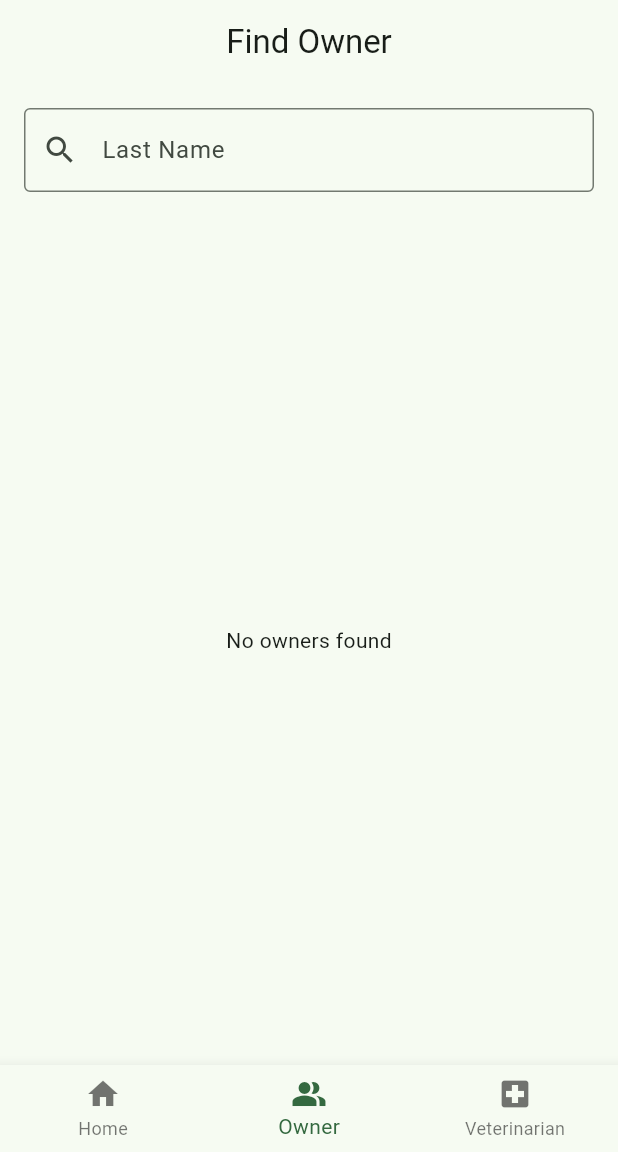
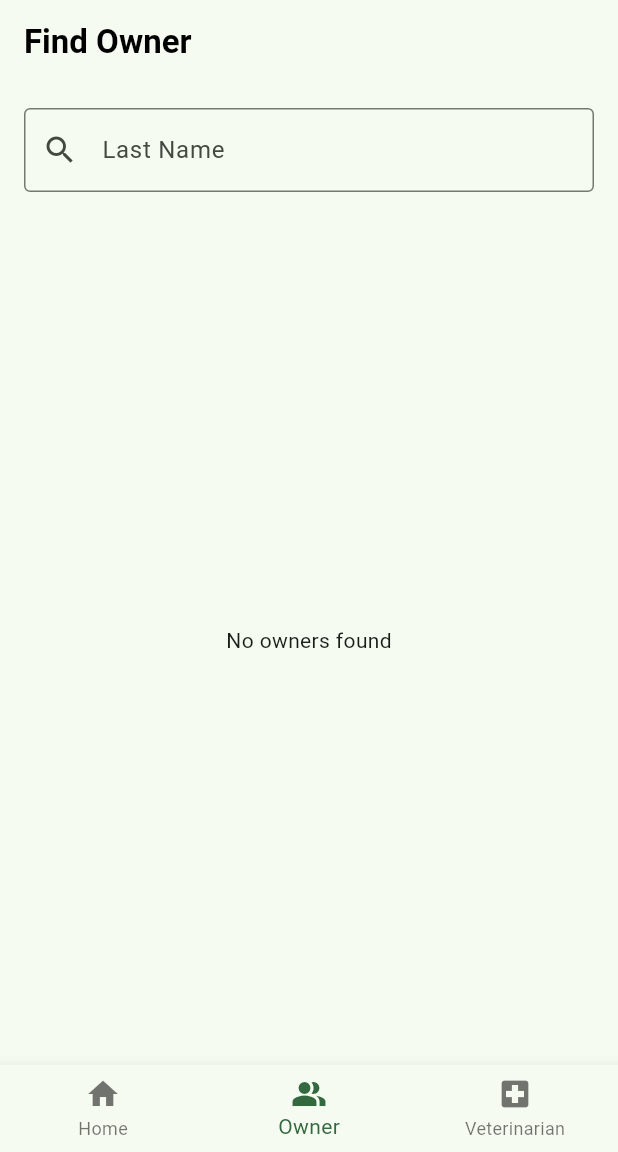
Before and after one commit to dcfrancisco/flutter-petclinic, a Flutter app: the screen it shows after launch, item 2 of the bottom bar chosen, on a phone screen of 412 x 824 dp, the part 84-1236 px from its top. Run offline on Flutter 3.47's test engine with Material 3 defaults, Android fonts, the phone set to English and light mode, and no system bars.

Commit message:
Update app bar titles in Find Owner and Veterinarian pages for improved styling and alignment

```diff
--- a/lib/pages/find_owner.dart
+++ b/lib/pages/find_owner.dart
@@ -52,8 +52,13 @@ class _FindOwnerPageState extends State<FindOwner> {
   Widget build(BuildContext context) {
     return Scaffold(
       appBar: AppBar(
-        title: const Text('Find Owner'),
-        centerTitle: true,
+        title: const Align(
+          alignment: Alignment.centerLeft,
+          child: Text(
+            'Find Owner',
+            style: TextStyle(color: Colors.black, fontWeight: FontWeight.bold),
+          ),
+        ),
       ),
       body: Column(
         children: [
```
Also changed, not shown: lib/pages/veterination.dart (+7 -2 lines).
